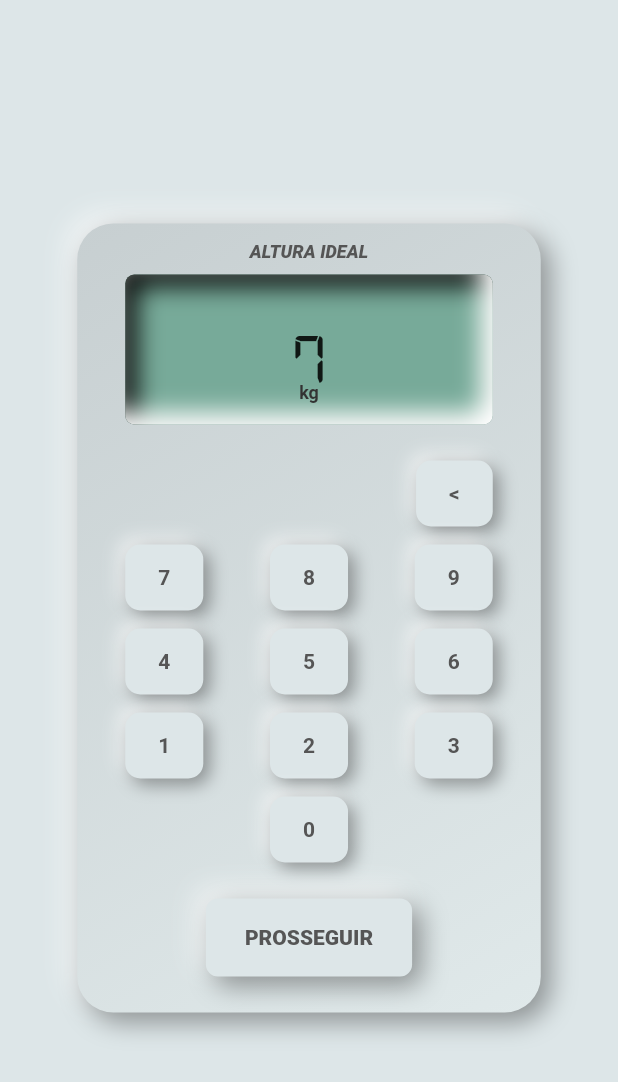
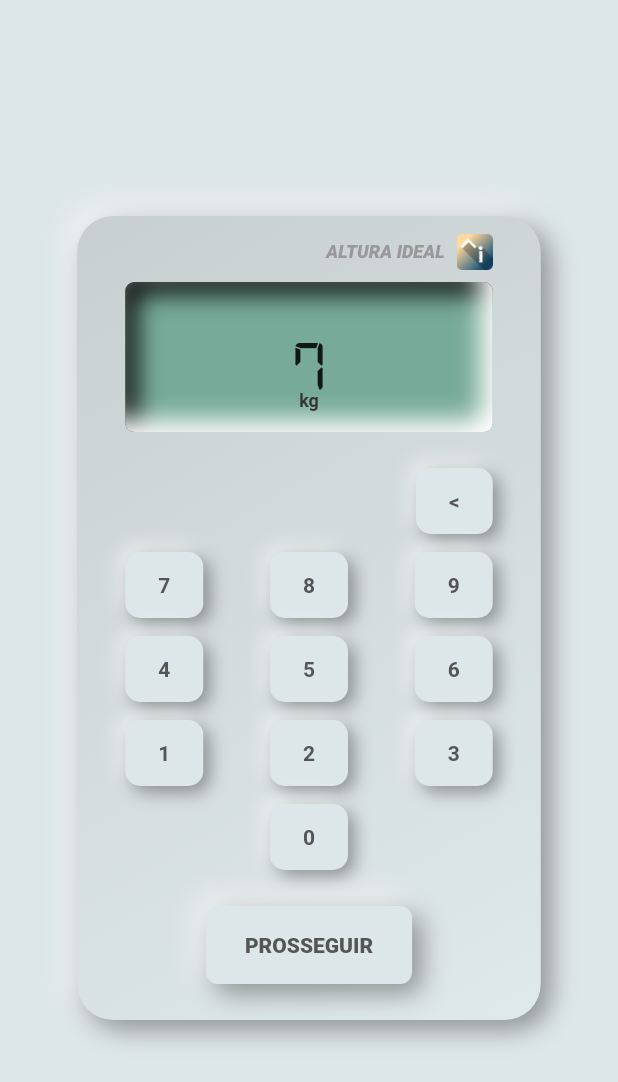
Before and after one commit to felipers84/altura-ideal, a Flutter app: the screen it shows after launch, after a tap on an icon or button, on a phone screen of 412 x 824 dp. Shown: the top 1082 px of the screen. Run offline on Flutter 3.47's test engine with Material 2 defaults, Android fonts, the phone set to English and light mode, and no system bars; drawn by our look-alikes of flutter_neumorphic; our stand-ins replace charts_flutter, flutter_bloc.

Commit message:
Melhor introdução e logotipo dentro da aplicação

```diff
--- a/lib/calculadora.dart
+++ b/lib/calculadora.dart
@@ -75,12 +75,20 @@ class _Calculadora extends State<Calculadora> with TickerProviderStateMixin {
                   child: Column(
                     mainAxisSize: MainAxisSize.min,
                     children: [
+                      Row(
+                        mainAxisAlignment: MainAxisAlignment.end,
+                        children: [
                           Text("ALTURA IDEAL",
                               textAlign: TextAlign.right,
                               style: TextStyle(
                                   fontWeight: FontWeight.w900,
+                                  color: Color(0xFF999999),
                                   fontSize: 12,
                                   fontStyle: FontStyle.italic)),
+                          SizedBox(width: 8),
+                          Image.asset('assets/icone.png', width: 24),
+                        ],
+                      ),
                       SizedBox(height: 8),
                       Neumorphic(
                         child: Stack(
--- a/lib/introducao.dart
+++ b/lib/introducao.dart
@@ -17,7 +17,7 @@ class _IntroducaoState extends State<Introducao> with TickerProviderStateMixin {
   void initState() {
     controller =
         AnimationController(duration: Duration(seconds: 2), vsync: this)
-          ..animateTo(1, curve: Curves.bounceOut);
+          ..animateTo(1, curve: Curves.easeInOut);
 
     Future.delayed(Duration(seconds: 4)).then(
         (value) => BlocProvider.of<CalculadoraCubit>(context).verificarPeso());
@@ -27,10 +27,16 @@ class _IntroducaoState extends State<Introducao> with TickerProviderStateMixin {
   Widget build(BuildContext context) {
     return AnimatedBuilder(
       animation: controller,
-      builder: (context, widget) => Column(
+      builder: (context, widget) => LayoutBuilder(
+        builder: (context, constraints) => Column(
           mainAxisSize: MainAxisSize.min,
           crossAxisAlignment: CrossAxisAlignment.start,
           children: [
+            Transform.scale(
+                alignment: Alignment.topLeft,
+                scale: 0.1 + (0.9 * controller.value),
+                child: Image.asset('assets/icone.png', width: 200)),
+            SizedBox(height: 32),
             Transform.scale(
               alignment: Alignment.bottomLeft,
               scale: 0.1 + (0.9 * controller.value),
@@ -39,11 +45,15 @@ class _IntroducaoState extends State<Introducao> with TickerProviderStateMixin {
                 style: TextStyle(fontSize: 40, height: 0.8),
               ),
             ),
-          Text(
+            Opacity(
+              opacity: controller.value,
+              child: Text(
                 "por Felipe Campos",
                 textAlign: TextAlign.start,
+              ),
             )
           ],
+        ),
       ),
     );
   }
--- a/pubspec.yaml
+++ b/pubspec.yaml
@@ -55,9 +55,8 @@ flutter:
   uses-material-design: true
 
   # To add assets to your application, add an assets section, like this:
-  # assets:
-  #   - images/a_dot_burr.jpeg
-  #   - images/a_dot_ham.jpeg
+  assets:
+    - assets/icone.png
 
   # An image asset can refer to one or more resolution-specific "variants", see
   # https://flutter.dev/assets-and-images/#resolution-aware.
```
Also changed, not shown: assets/icone.png (added). Lines whose indentation alone changed are shown as unchanged.
